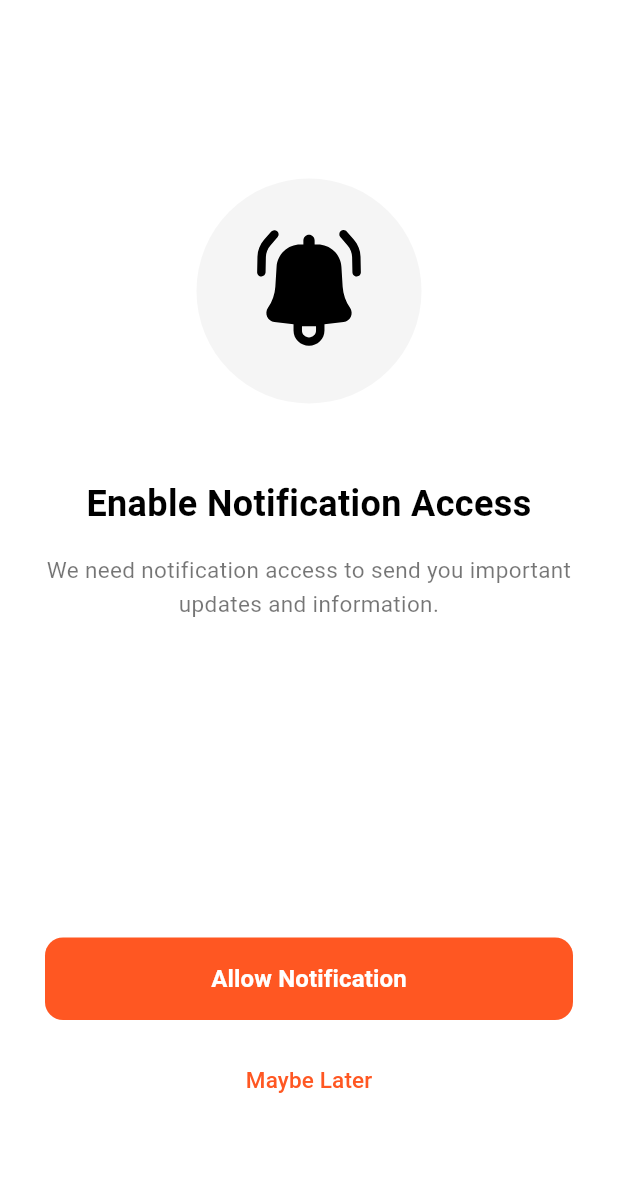
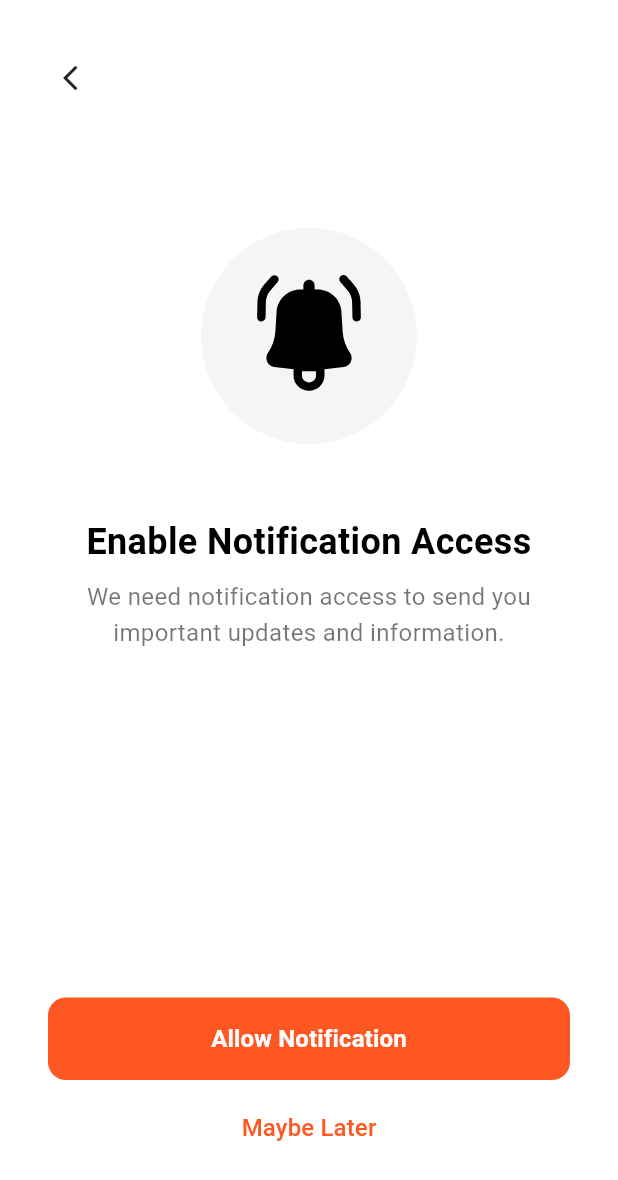
Before and after one commit to akhmaddakhir/aplikasi_teman_resto, a Flutter app: the NotificationPermissionPage screen opened by its route, on a phone screen of 412 x 824 dp. Shown: the top 1180 px of the screen. Run offline on Flutter 3.47's test engine with Material 3 defaults, Android fonts, the phone set to English and light mode, and no system bars; our stand-ins replace flutter_svg, google_fonts.

Commit message:
update notification permission page layout

```diff
--- a/lib/pages/onboarding/notification_permission_page.dart
+++ b/lib/pages/onboarding/notification_permission_page.dart
@@ -9,15 +9,32 @@
     return Scaffold(
       backgroundColor: Colors.white,
       body: SafeArea(
-        child: Padding(
-          padding: const EdgeInsets.all(30.0),
+        child: Padding(padding: const EdgeInsets.fromLTRB(32, 0, 32, 48),
+
           child: Column(
-            mainAxisAlignment: MainAxisAlignment.center,
+            mainAxisAlignment: MainAxisAlignment.start,
             children: [
-              const Spacer(),
+              const SizedBox(height: 32),
+              Row(
+                children: [
+                  InkWell(
+                    borderRadius: BorderRadius.circular(20),
+                    onTap: () => Navigator.pop(context),
+                    child: const SizedBox(
+                      width: 40,
+                      height: 40,
+                      child: Icon(
+                        Icons.arrow_back_ios,
+                        size: 20,
+                      ),
+                    ),
+                  ),
+                ],
+              ),
+              const SizedBox(height: 80),
               Container(
-                width: 150,
-                height: 150,
+                width: 144,
+                height: 144,
                 decoration: BoxDecoration(
                   color: Colors.grey[100],
                   shape: BoxShape.circle,
@@ -29,7 +46,7 @@
                   ),
                 ),
               ),
-              const SizedBox(height: 50),
+              const SizedBox(height: 48),
               const Text(
                 'Enable Notification Access',
                 style: TextStyle(
@@ -39,17 +56,20 @@
                 ),
                 textAlign: TextAlign.center,
               ),
-              const SizedBox(height: 16),
+              const SizedBox(height: 8),
               const Text(
                 'We need notification access to send you important updates and information.',
                 style: TextStyle(
-                  fontSize: 15,
+                  fontSize: 16,
                   color: Colors.black54,
                   height: 1.5,
                 ),
                 textAlign: TextAlign.center,
               ),
-              const SizedBox(height: 210),
+
+              // 👇 Spacer mendorong tombol ke bagian bawah
+              const Spacer(),
+
               SizedBox(
                 width: double.infinity,
                 child: ElevatedButton(
@@ -74,7 +94,7 @@
                   ),
                 ),
               ),
-              const SizedBox(height: 16),
+              const SizedBox(height: 8),
               TextButton(
                 onPressed: () {
                   Navigator.pushNamed(context, '/location-permission');
@@ -82,13 +102,12 @@
                 child: const Text(
                   'Maybe Later',
                   style: TextStyle(
-                    fontSize: 15,
+                    fontSize: 16,
                     color: Color(0xFFFF5722),
                     fontWeight: FontWeight.w500,
                   ),
                 ),
               ),
-              const SizedBox(height: 50),
             ],
           ),
         ),
```
